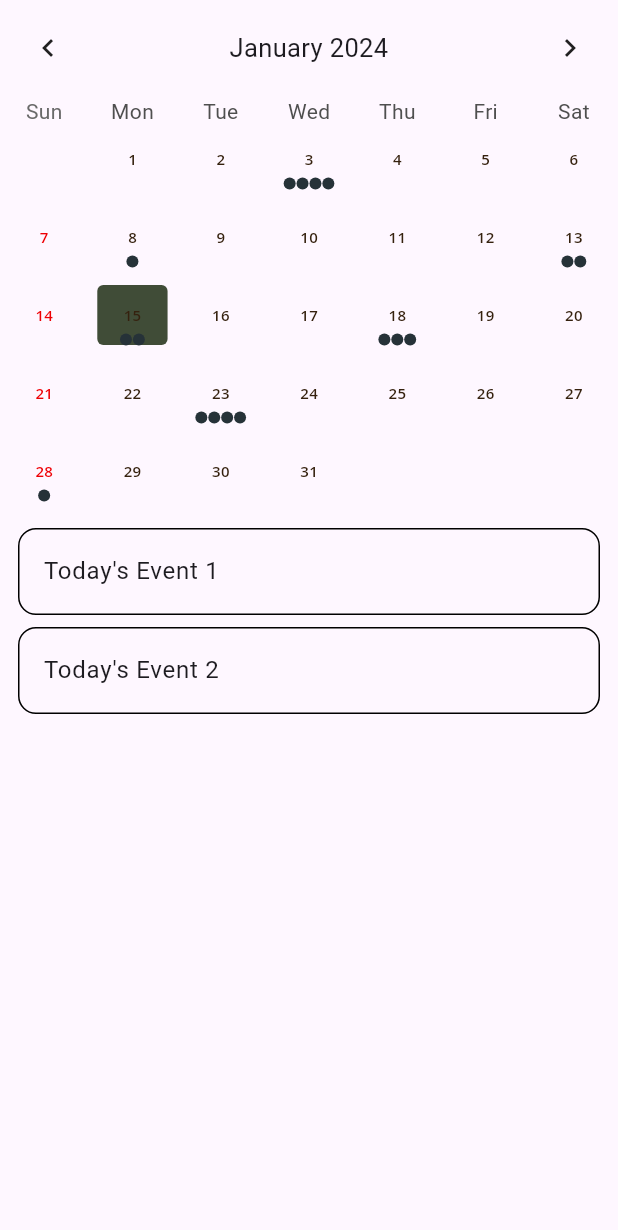
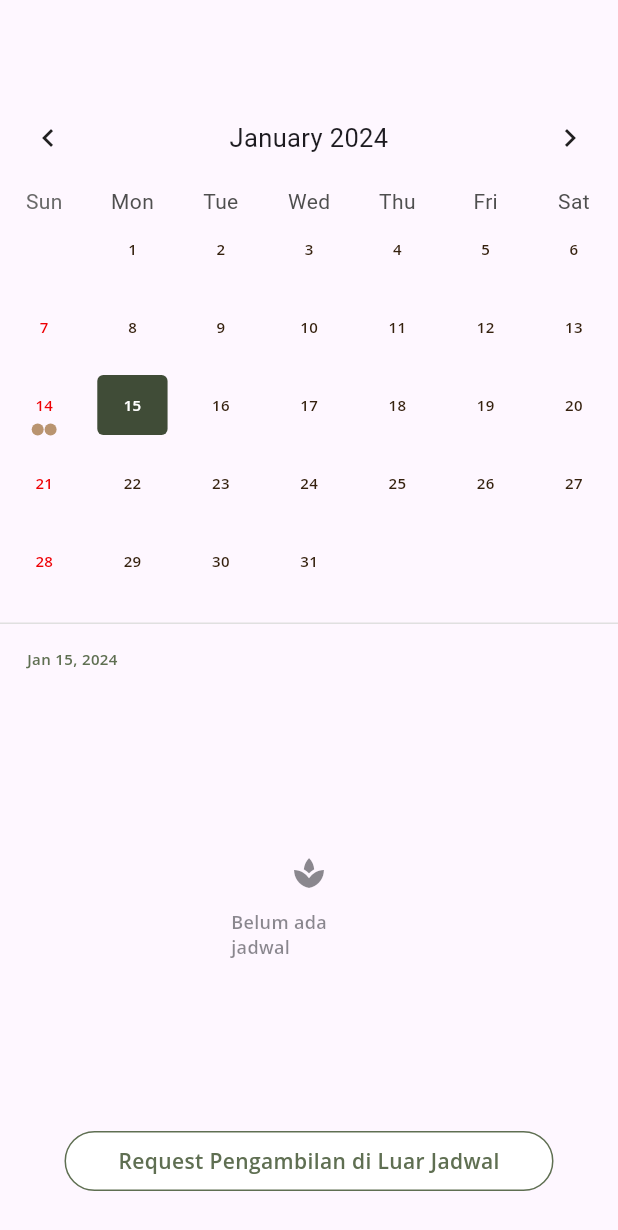
Before and after one commit to frendysanusi05/hejokeun, a Flutter app: the PengambilanSampahScreen screen opened by its route, on a phone screen of 412 x 824 dp. Shown: the top 1230 px of the screen. Run offline on Flutter 3.47's test engine with Material 3 defaults, Android fonts, the phone set to English and light mode, and no system bars; drawn by our look-alikes of table_calendar; our stand-ins replace cloud_firestore, firebase_auth, firebase_core, google_fonts, google_sign_in; missing offline and left inert: flutter_facebook_auth; accounts and stored records are empty.

Commit message:
feat: modify jadwal pengambilan sampah screen

```diff
--- a/lib/main.dart
+++ b/lib/main.dart
@@ -32,7 +32,8 @@ class MyApp extends StatelessWidget {
         colorScheme: ColorScheme.fromSeed(seedColor: Colors.deepPurple),
         useMaterial3: true,
       ),
-      initialRoute: WelcomeScreen.id,
+      initialRoute: PengambilanSampahScreen.id,
+      // initialRoute: WelcomeScreen.id,
       routes: {
         WelcomeScreen.id: (context) => const WelcomeScreen(),
         SignUpScreen.id: (context) => const SignUpScreen(),
--- a/lib/screens/pengambilan_sampah_screen.dart
+++ b/lib/screens/pengambilan_sampah_screen.dart
@@ -1,7 +1,9 @@
 import 'package:flutter/material.dart';
+import 'package:intl/intl.dart';
 import 'package:table_calendar/table_calendar.dart';
 
-import 'package:hejokeun/utils/calendar_utils.dart';
+import 'package:hejokeun/components/components.dart';
+import 'package:hejokeun/utils/schedule_events.dart';
 import 'package:hejokeun/utils/constants.dart';
 
 class PengambilanSampahScreen extends StatefulWidget {
@@ -85,7 +87,9 @@ class _PengambilanSampahScreenState extends State<PengambilanSampahScreen> {
   Widget build(BuildContext context) {
     return Scaffold(
       body: Column(
+        crossAxisAlignment: CrossAxisAlignment.start,
         children: [
+          const SizedBox(height: 60.0),
           TableCalendar<Event>(
             headerStyle: const HeaderStyle(
               titleCentered: true,
@@ -107,16 +111,28 @@ class _PengambilanSampahScreenState extends State<PengambilanSampahScreen> {
                 borderRadius: BorderRadius.all(Radius.circular(4)),
                 color: kAG0,
               ),
-              selectedTextStyle: _focusedDay.weekday == DateTime.sunday
+              selectedTextStyle: _selectedDay!.weekday == DateTime.sunday
                   ? kBS5.copyWith(color: const Color(0xFFEE0004))
+                  : _selectedDay!.weekday == DateTime.now().weekday
+                      ? kBS5.copyWith(color: Colors.white)
                       : kBS5.copyWith(color: kDarkBrown),
-              selectedDecoration: const BoxDecoration(
+              selectedDecoration:
+                  _selectedDay!.weekday != DateTime.now().weekday
+                      ? BoxDecoration(
+                          border: Border.all(
+                              color: const Color(0xFF3C3C43).withOpacity(0.3)),
+                          // borderRadius: BorderRadius.all(Radius.circular(4)),
+                          color: Colors.transparent,
+                        )
+                      : const BoxDecoration(
                           borderRadius: BorderRadius.all(Radius.circular(4)),
                           color: kAG0,
                         ),
               defaultTextStyle: kBS5.copyWith(color: kDarkBrown),
               weekendTextStyle: kBS5.copyWith(color: const Color(0xFFEE0004)),
               outsideDaysVisible: false,
+              markerDecoration:
+                  const BoxDecoration(color: kCamel, shape: BoxShape.circle),
             ),
             onDaySelected: _onDaySelected,
             onRangeSelected: _onRangeSelected,
@@ -131,33 +147,72 @@ class _PengambilanSampahScreenState extends State<PengambilanSampahScreen> {
               _focusedDay = focusedDay;
             },
           ),
-          const SizedBox(height: 8.0),
+          const SizedBox(height: 16.0),
+          Divider(
+            height: 0,
+            color: Colors.grey.shade300,
+          ),
+          const SizedBox(height: 16.0),
+          Padding(
+            padding: const EdgeInsets.only(
+              left: 18.0,
+            ),
+            child: Text(
+              DateFormat('MMM d, y').format(_selectedDay!),
+              style: kBS5.copyWith(color: kAG1),
+            ),
+          ),
           Expanded(
             child: ValueListenableBuilder<List<Event>>(
               valueListenable: _selectedEvents,
               builder: (context, value, _) {
-                return ListView.builder(
+                return value.isEmpty
+                    ? Padding(
+                        padding: const EdgeInsets.symmetric(
+                            horizontal: 154, vertical: 124),
+                        child: Column(
+                          children: [
+                            Icon(
+                              const IconData(0xe5d8,
+                                  fontFamily: 'MaterialIcons'),
+                              size: 24,
+                              color: const Color(0xFF3C3C43).withOpacity(0.6),
+                            ),
+                            const SizedBox(height: 12.0),
+                            Text(
+                              'Belum ada jadwal',
+                              style: kBS4.copyWith(
+                                  color:
+                                      const Color(0xFF3C3C43).withOpacity(0.6)),
+                            ),
+                          ],
+                        ),
+                      )
+                    : ListView.builder(
                         itemCount: value.length,
                         itemBuilder: (context, index) {
-                    return Container(
-                      margin: const EdgeInsets.symmetric(
-                        horizontal: 12.0,
-                        vertical: 4.0,
-                      ),
-                      decoration: BoxDecoration(
-                        border: Border.all(),
-                        borderRadius: BorderRadius.circular(12.0),
-                      ),
-                      child: ListTile(
-                        onTap: () => print('${value[index]}'),
-                        title: Text('${value[index]}'),
-                      ),
+                          return ListTile(
+                            leading: Text(value[index].time),
+                            title: Text(value[index].title),
+                            subtitle: Text(value[index].description),
+                            leadingAndTrailingTextStyle:
+                                kBS4.copyWith(color: kDarkBrown),
+                            titleTextStyle: kBR4.copyWith(color: kDarkBrown),
+                            subtitleTextStyle: kBR5.copyWith(color: kBrown),
                           );
                         },
                       );
               },
             ),
           ),
+          Center(
+            child: CustomButton(
+                buttonText: 'Request Pengambilan di Luar Jadwal',
+                isOutlined: true,
+                textColor: kAG1,
+                onPressed: () {}),
+          ),
+          const SizedBox(height: 30.0),
         ],
       ),
     );
--- a/lib/utils/calendar_utils.dart
+++ b/lib/utils/schedule_events.dart
@@ -2,12 +2,14 @@ import 'dart:collection';
 import 'package:table_calendar/table_calendar.dart';
 
 class Event {
-  const Event(this.title);
+  const Event(this.title, this.description, this.time);
 
   final String title;
+  final String description;
+  final String time;
 
   @override
-  String toString() => title;
+  String toString() => '$title - $description - $time';
 }
 
 final kEvents = LinkedHashMap<DateTime, List<Event>>(
@@ -16,15 +18,17 @@ final kEvents = LinkedHashMap<DateTime, List<Event>>(
 )..addAll(_kEventSource);
 
 final _kEventSource = {
-  for (var item in List.generate(50, (index) => index))
-    DateTime.utc(kFirstDay.year, kFirstDay.month, item * 5): List.generate(
-        item % 4 + 1, (index) => Event('Event $item | ${index + 1}'))
-}..addAll({
-    kToday: [
-      const Event('Today\'s Event 1'),
-      const Event('Today\'s Event 2'),
-    ],
-  });
+  DateTime.utc(kToday.year, kToday.month, 14): [
+    const Event(
+        'Pengambilan Sampah Organik',
+        'Staff Hejokeun akan mengambil sampah organik di perumahan Anda',
+        '10:00'),
+    const Event(
+        'Pengambilan Sampah Organik',
+        'Staff Hejokeun akan mengambil sampah organik di perumahan Anda',
+        '11:00'),
+  ]
+};
 
 int getHashCode(DateTime key) {
   return key.day * 1000000 + key.month * 10000 + key.year;
--- a/pubspec.yaml
+++ b/pubspec.yaml
@@ -42,6 +42,7 @@ dependencies:
   flutter_facebook_auth: ^3.5.0+1
   google_fonts: ^6.1.0
   table_calendar: ^3.0.9
+  intl: ^0.18.1
 
 dev_dependencies:
   flutter_test:
```
Also changed, not shown: pubspec.lock. Lines whose indentation alone changed are shown as unchanged.
